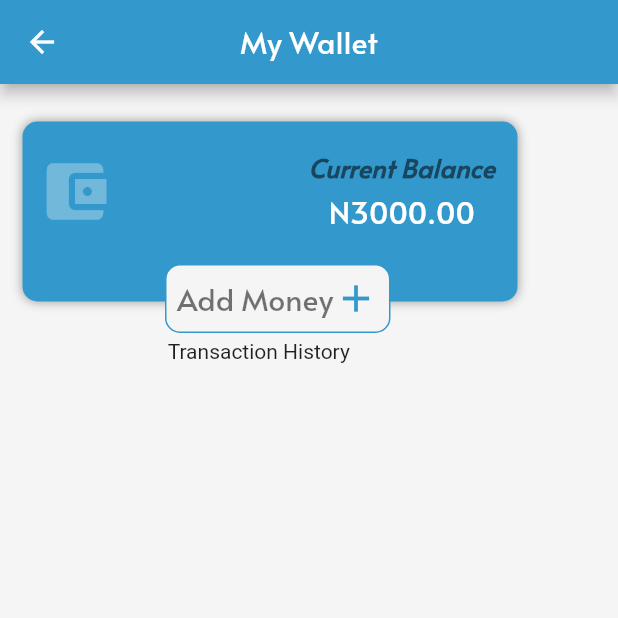
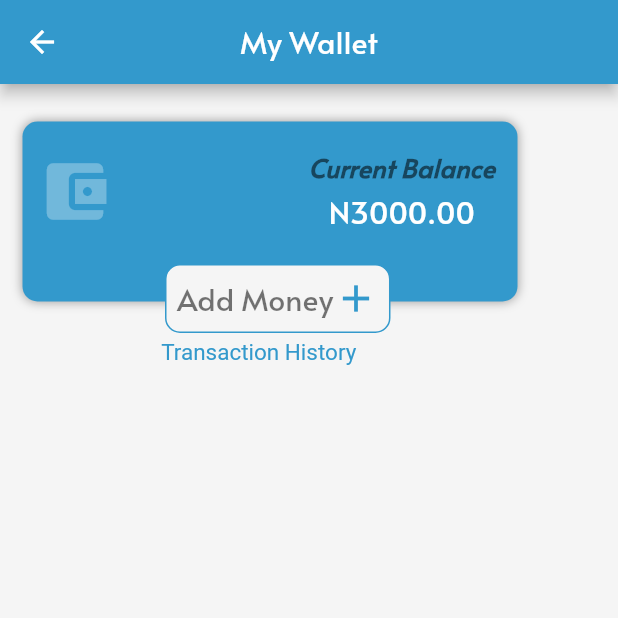
Before and after one commit to codeswot/FixR, a Flutter app: the MyWallet screen opened directly, on a phone screen of 412 x 824 dp, the top half of it. Run offline on Flutter 3.47's test engine with Material 2 defaults, Android fonts, the phone set to English and light mode, and no system bars; our stand-ins replace font_awesome_flutter, google_maps_flutter, titled_navigation_bar.

Commit message:
wallet start

```diff
--- a/lib/screens/wallet.dart
+++ b/lib/screens/wallet.dart
@@ -1,3 +1,4 @@
+import 'package:flutter/cupertino.dart';
 import 'package:flutter/material.dart';
 import 'package:gyara_01/globals/const.dart';
 
@@ -126,8 +127,15 @@ class _MyWalletState extends State<MyWallet> {
               ],
             ),
             Column(
+              mainAxisAlignment: MainAxisAlignment.start,
               children: <Widget>[
-                Text('Transaction History'),
+                Text(
+                  'Transaction History',
+                  style: TextStyle(
+                    color: kPrimaryColor,
+                    fontSize: 15,
+                  ),
+                ),
               ],
             ),
           ],
```
